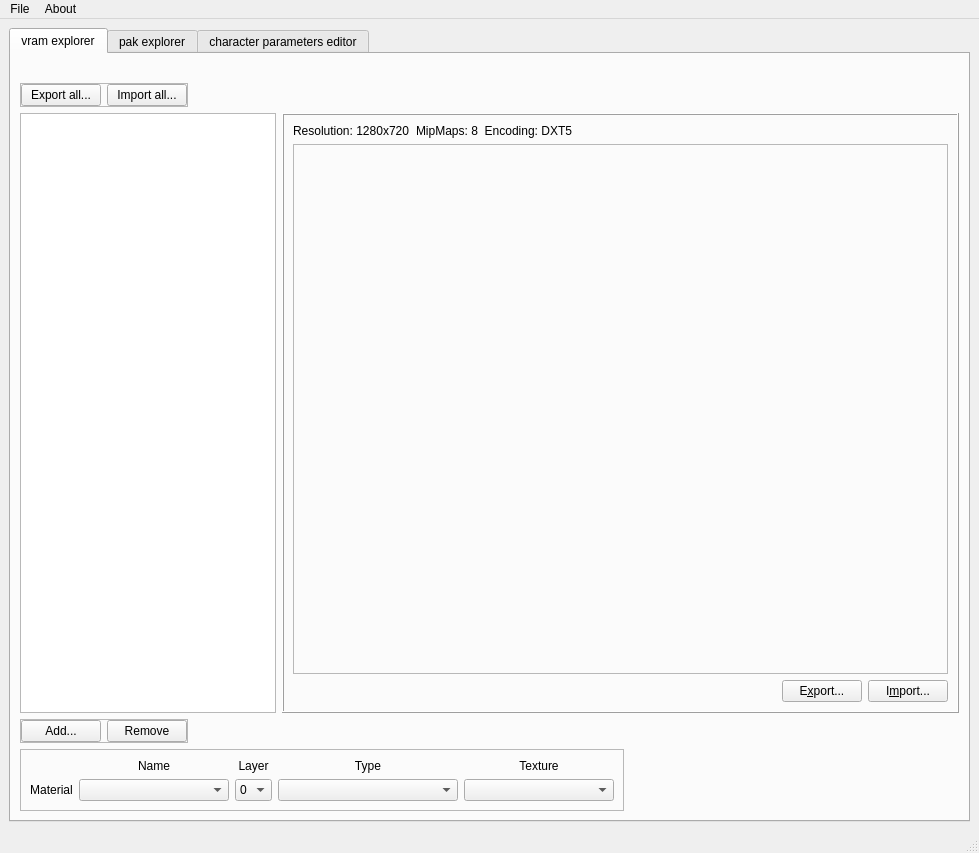
Qt form lib/design/Raging_tools.ui (adsl14/Raging-tools) before a commit.
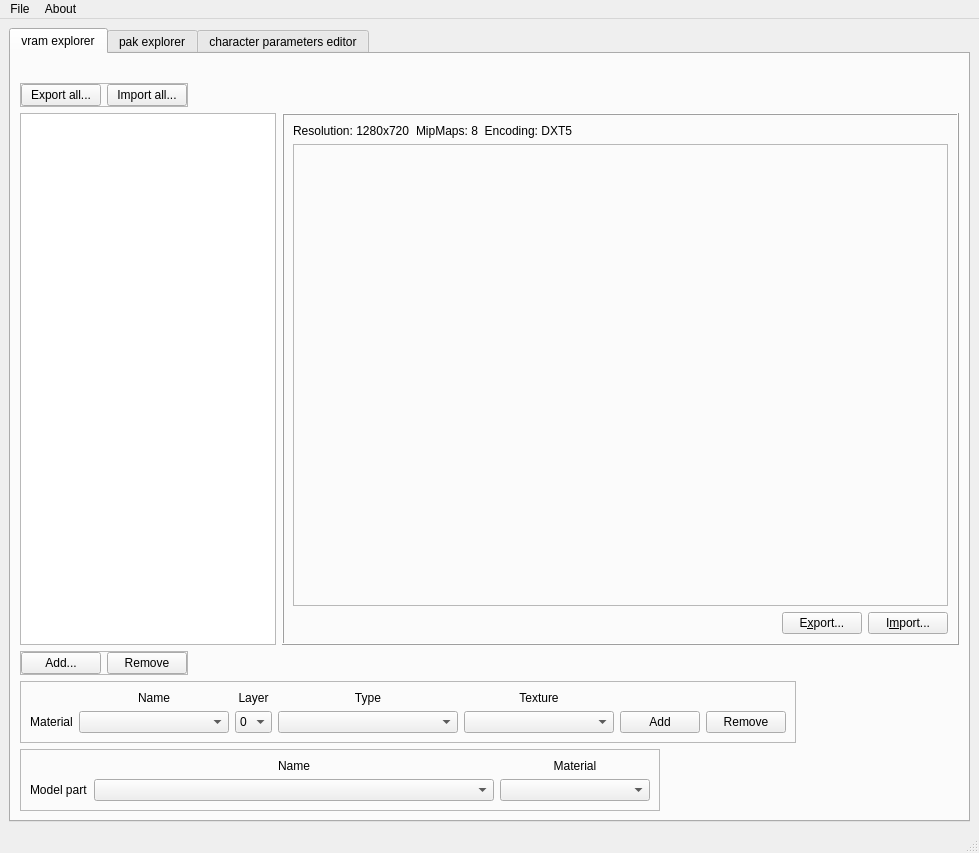
The same form after that commit. Icons and pictures are not drawn.

Commit message: Support for material swap in model part section

```diff
--- a/lib/design/Raging_tools.ui
+++ b/lib/design/Raging_tools.ui
@@ -34,6 +34,65 @@
         <string>vram explorer</string>
        </attribute>
        <layout class="QGridLayout" name="gridLayout_4">
+        <item row="9" column="0">
+         <widget class="QFrame" name="frame_4">
+          <property name="sizePolicy">
+           <sizepolicy hsizetype="Fixed" vsizetype="Fixed">
+            <horstretch>0</horstretch>
+            <verstretch>0</verstretch>
+           </sizepolicy>
+          </property>
+          <property name="frameShape">
+           <enum>QFrame::StyledPanel</enum>
+          </property>
+          <property name="frameShadow">
+           <enum>QFrame::Raised</enum>
+          </property>
+          <layout class="QGridLayout" name="gridLayout_9">
+           <property name="leftMargin">
+            <number>0</number>
+           </property>
+           <property name="topMargin">
+            <number>0</number>
+           </property>
+           <property name="rightMargin">
+            <number>0</number>
+           </property>
+           <property name="bottomMargin">
+            <number>0</number>
+           </property>
+           <property name="spacing">
+            <number>6</number>
+           </property>
+           <item row="0" column="0">
+            <widget class="QPushButton" name="addButton">
+             <property name="sizePolicy">
+              <sizepolicy hsizetype="Preferred" vsizetype="Fixed">
+               <horstretch>0</horstretch>
+               <verstretch>0</verstretch>
+              </sizepolicy>
+             </property>
+             <property name="text">
+              <string>Add...</string>
+             </property>
+            </widget>
+           </item>
+           <item row="0" column="1">
+            <widget class="QPushButton" name="removeButton">
+             <property name="sizePolicy">
+              <sizepolicy hsizetype="Preferred" vsizetype="Fixed">
+               <horstretch>0</horstretch>
+               <verstretch>0</verstretch>
+              </sizepolicy>
+             </property>
+             <property name="text">
+              <string>Remove</string>
+             </property>
+            </widget>
+           </item>
+          </layout>
+         </widget>
+        </item>
         <item row="2" column="0">
          <widget class="QFrame" name="frame_2">
           <property name="sizePolicy">
@@ -99,75 +158,6 @@
           </layout>
          </widget>
         </item>
-        <item row="9" column="0">
-         <widget class="QFrame" name="frame_4">
-          <property name="sizePolicy">
-           <sizepolicy hsizetype="Fixed" vsizetype="Fixed">
-            <horstretch>0</horstretch>
-            <verstretch>0</verstretch>
-           </sizepolicy>
-          </property>
-          <property name="frameShape">
-           <enum>QFrame::StyledPanel</enum>
-          </property>
-          <property name="frameShadow">
-           <enum>QFrame::Raised</enum>
-          </property>
-          <layout class="QGridLayout" name="gridLayout_9">
-           <property name="leftMargin">
-            <number>0</number>
-           </property>
-           <property name="topMargin">
-            <number>0</number>
-           </property>
-           <property name="rightMargin">
-            <number>0</number>
-           </property>
-           <property name="bottomMargin">
-            <number>0</number>
-           </property>
-           <property name="spacing">
-            <number>6</number>
-           </property>
-           <item row="0" column="0">
-            <widget class="QPushButton" name="addButton">
-             <property name="sizePolicy">
-              <sizepolicy hsizetype="Fixed" vsizetype="Fixed">
-               <horstretch>0</horstretch>
-               <verstretch>0</verstretch>
-              </sizepolicy>
-             </property>
-             <property name="text">
-              <string>Add...</string>
-             </property>
-            </widget>
-           </item>
-           <item row="0" column="1">
-            <widget class="QPushButton" name="removeButton">
-             <property name="sizePolicy">
-              <sizepolicy hsizetype="Fixed" vsizetype="Fixed">
-               <horstretch>0</horstretch>
-               <verstretch>0</verstretch>
-              </sizepolicy>
-             </property>
-             <property name="text">
-              <string>Remove</string>
-             </property>
-            </widget>
-           </item>
-          </layout>
-         </widget>
-        </item>
-        <item row="1" column="0">
-         <widget class="QLabel" name="fileNameText">
-          <property name="text">
-           <string/>
-          </property>
-          <property name="alignment">
-           <set>Qt::AlignCenter</set>
-          </property>
-         </widget>
-        </item>
         <item row="5" column="0">
          <layout class="QHBoxLayout" name="horizontalLayout">
           <item>
@@ -366,6 +356,99 @@
           </item>
          </layout>
         </item>
+        <item row="1" column="0">
+         <widget class="QLabel" name="fileNameText">
+          <property name="text">
+           <string/>
+          </property>
+          <property name="alignment">
+           <set>Qt::AlignCenter</set>
+          </property>
+         </widget>
+        </item>
+        <item row="11" column="0">
+         <widget class="QFrame" name="frame_6">
+          <property name="sizePolicy">
+           <sizepolicy hsizetype="Fixed" vsizetype="Fixed">
+            <horstretch>0</horstretch>
+            <verstretch>0</verstretch>
+           </sizepolicy>
+          </property>
+          <property name="frameShape">
+           <enum>QFrame::StyledPanel</enum>
+          </property>
+          <property name="frameShadow">
+           <enum>QFrame::Raised</enum>
+          </property>
+          <layout class="QGridLayout" name="gridLayout_7">
+           <item row="0" column="1">
+            <widget class="QLabel" name="nameModelPartText">
+             <property name="text">
+              <string>Name</string>
+             </property>
+             <property name="alignment">
+              <set>Qt::AlignCenter</set>
+             </property>
+            </widget>
+           </item>
+           <item row="0" column="2">
+            <widget class="QLabel" name="materialModelPartText">
+             <property name="text">
+              <string>Material</string>
+             </property>
+             <property name="alignment">
+              <set>Qt::AlignCenter</set>
+             </property>
+            </widget>
+           </item>
+           <item row="1" column="0">
+            <widget class="QLabel" name="modelPartText">
+             <property name="sizePolicy">
+              <sizepolicy hsizetype="Preferred" vsizetype="Fixed">
+               <horstretch>0</horstretch>
+               <verstretch>0</verstretch>
+              </sizepolicy>
+             </property>
+             <property name="text">
+              <string>Model part</string>
+             </property>
+            </widget>
+           </item>
+           <item row="1" column="1">
+            <widget class="QComboBox" name="modelPartVal">
+             <property name="sizePolicy">
+              <sizepolicy hsizetype="Fixed" vsizetype="Fixed">
+               <horstretch>0</horstretch>
+               <verstretch>0</verstretch>
+              </sizepolicy>
+             </property>
+             <property name="minimumSize">
+              <size>
+               <width>400</width>
+               <height>0</height>
+              </size>
+             </property>
+            </widget>
+           </item>
+           <item row="1" column="2">
+            <widget class="QComboBox" name="materialModelPartVal">
+             <property name="sizePolicy">
+              <sizepolicy hsizetype="Fixed" vsizetype="Fixed">
+               <horstretch>0</horstretch>
+               <verstretch>0</verstretch>
+              </sizepolicy>
+             </property>
+             <property name="minimumSize">
+              <size>
+               <width>150</width>
+               <height>0</height>
+              </size>
+             </property>
+            </widget>
+           </item>
+          </layout>
+         </widget>
+        </item>
         <item row="10" column="0">
          <widget class="QFrame" name="frame_5">
           <property name="sizePolicy">
@@ -384,7 +467,42 @@
            <property name="horizontalSpacing">
             <number>6</number>
            </property>
-           <item row="0" column="4">
+           <item row="3" column="0">
+            <widget class="QLabel" name="materialText">
+             <property name="sizePolicy">
+              <sizepolicy hsizetype="Preferred" vsizetype="Fixed">
+               <horstretch>0</horstretch>
+               <verstretch>0</verstretch>
+              </sizepolicy>
+             </property>
+             <property name="text">
+              <string>Material</string>
+             </property>
+             <property name="alignment">
+              <set>Qt::AlignCenter</set>
+             </property>
+            </widget>
+           </item>
+           <item row="3" column="1">
+            <widget class="QComboBox" name="materialVal">
+             <property name="enabled">
+              <bool>true</bool>
+             </property>
+             <property name="sizePolicy">
+              <sizepolicy hsizetype="Preferred" vsizetype="Fixed">
+               <horstretch>0</horstretch>
+               <verstretch>0</verstretch>
+              </sizepolicy>
+             </property>
+             <property name="minimumSize">
+              <size>
+               <width>150</width>
+               <height>0</height>
+              </size>
+             </property>
+            </widget>
+           </item>
+           <item row="1" column="4">
             <widget class="QLabel" name="textureText">
              <property name="text">
               <string>Texture</string>
@@ -394,26 +512,30 @@
              </property>
             </widget>
            </item>
-           <item row="0" column="2">
-            <widget class="QLabel" name="layerText">
-             <property name="sizePolicy">
-              <sizepolicy hsizetype="Preferred" vsizetype="Fixed">
-               <horstretch>0</horstretch>
-               <verstretch>0</verstretch>
-              </sizepolicy>
+           <item row="1" column="3">
+            <widget class="QLabel" name="typeText">
+             <property name="text">
+              <string>Type</string>
              </property>
+             <property name="alignment">
+              <set>Qt::AlignCenter</set>
+             </property>
+            </widget>
+           </item>
+           <item row="1" column="1">
+            <widget class="QLabel" name="nameMaterialText">
              <property name="text">
-              <string>Layer</string>
+              <string>Name</string>
              </property>
              <property name="alignment">
               <set>Qt::AlignCenter</set>
              </property>
             </widget>
            </item>
-           <item row="2" column="4">
+           <item row="3" column="4">
             <widget class="QComboBox" name="textureVal">
              <property name="sizePolicy">
-              <sizepolicy hsizetype="Fixed" vsizetype="Fixed">
+              <sizepolicy hsizetype="Preferred" vsizetype="Fixed">
                <horstretch>0</horstretch>
                <verstretch>0</verstretch>
               </sizepolicy>
@@ -432,10 +554,10 @@
              </property>
             </widget>
            </item>
-           <item row="2" column="2">
+           <item row="3" column="2">
             <widget class="QComboBox" name="layerVal">
              <property name="sizePolicy">
-              <sizepolicy hsizetype="Fixed" vsizetype="Fixed">
+              <sizepolicy hsizetype="Preferred" vsizetype="Fixed">
                <horstretch>0</horstretch>
                <verstretch>0</verstretch>
               </sizepolicy>
@@ -492,20 +614,10 @@
              </item>
             </widget>
            </item>
-           <item row="0" column="3">
-            <widget class="QLabel" name="typeText">
-             <property name="text">
-              <string>Type</string>
-             </property>
-             <property name="alignment">
-              <set>Qt::AlignCenter</set>
-             </property>
-            </widget>
-           </item>
-           <item row="2" column="3">
+           <item row="3" column="3">
             <widget class="QComboBox" name="typeVal">
              <property name="sizePolicy">
-              <sizepolicy hsizetype="Fixed" vsizetype="Fixed">
+              <sizepolicy hsizetype="Preferred" vsizetype="Fixed">
                <horstretch>0</horstretch>
                <verstretch>0</verstretch>
               </sizepolicy>
@@ -518,27 +630,24 @@
              </property>
             </widget>
            </item>
-           <item row="2" column="1">
-            <widget class="QComboBox" name="materialVal">
-             <property name="enabled">
-              <bool>true</bool>
-             </property>
+           <item row="1" column="2">
+            <widget class="QLabel" name="layerText">
              <property name="sizePolicy">
-              <sizepolicy hsizetype="Fixed" vsizetype="Fixed">
+              <sizepolicy hsizetype="Preferred" vsizetype="Preferred">
                <horstretch>0</horstretch>
                <verstretch>0</verstretch>
               </sizepolicy>
              </property>
-             <property name="minimumSize">
-              <size>
-               <width>150</width>
-               <height>0</height>
-              </size>
+             <property name="text">
+              <string>Layer</string>
              </property>
+             <property name="alignment">
+              <set>Qt::AlignCenter</set>
+             </property>
             </widget>
            </item>
-           <item row="2" column="0">
-            <widget class="QLabel" name="materialText">
+           <item row="3" column="6">
+            <widget class="QPushButton" name="removeMaterialButton">
              <property name="sizePolicy">
               <sizepolicy hsizetype="Preferred" vsizetype="Fixed">
                <horstretch>0</horstretch>
@@ -546,20 +655,20 @@
               </sizepolicy>
              </property>
              <property name="text">
-              <string>Material</string>
+              <string>Remove</string>
              </property>
-             <property name="alignment">
-              <set>Qt::AlignCenter</set>
-             </property>
             </widget>
            </item>
-           <item row="0" column="1">
-            <widget class="QLabel" name="nameText">
-             <property name="text">
-              <string>Name</string>
+           <item row="3" column="5">
+            <widget class="QPushButton" name="addMaterialButton">
+             <property name="sizePolicy">
+              <sizepolicy hsizetype="Preferred" vsizetype="Fixed">
+               <horstretch>0</horstretch>
+               <verstretch>0</verstretch>
+              </sizepolicy>
              </property>
-             <property name="alignment">
-              <set>Qt::AlignCenter</set>
+             <property name="text">
+              <string>Add</string>
              </property>
             </widget>
            </item>
```
Left out of the diff: 4 changed lines with no effect on the pictures. The commit also changes 5 other files.
